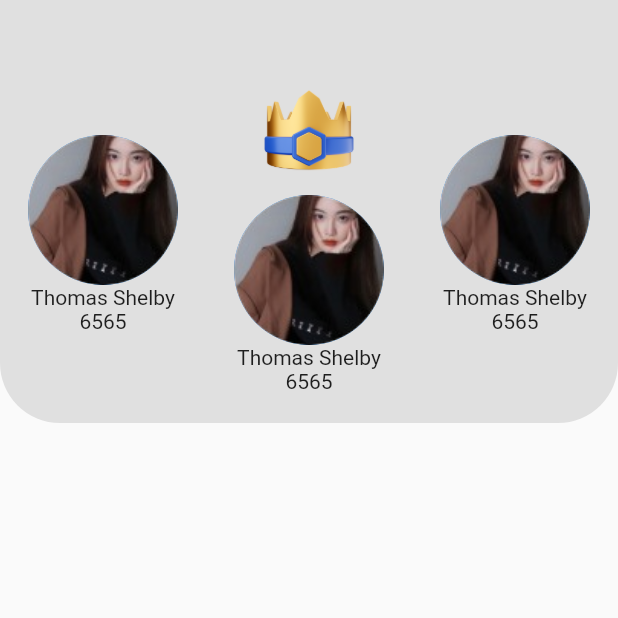
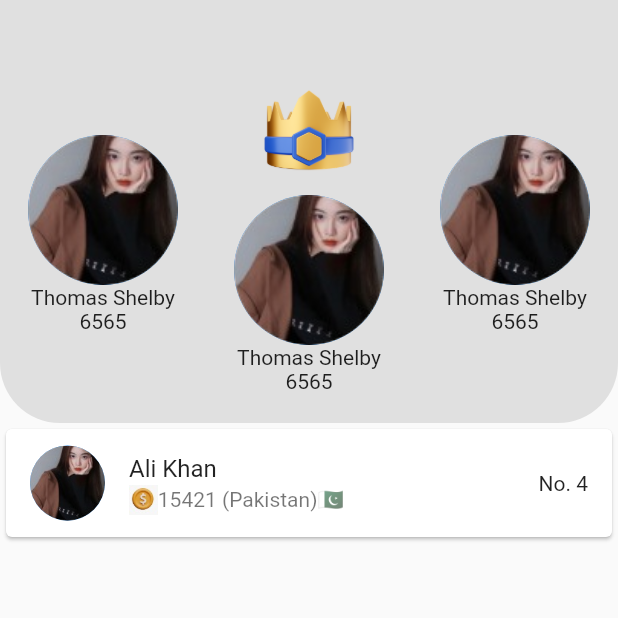
Before and after one commit to mudassir060/EarnFlow, a Flutter app: the LeaderboardScreen screen opened directly, on a phone screen of 412 x 824 dp, the top half of it. Run offline on Flutter 3.47's test engine with Material 2 defaults, Android fonts, the light colour scheme and no system bars; missing offline and left inert: circular_bottom_navigation.

Commit message:
leaderBoard list tile

```diff
--- a/lib/Screens/Leaderboard/LeaderboardScreen.dart
+++ b/lib/Screens/Leaderboard/LeaderboardScreen.dart
@@ -33,20 +33,41 @@ class _LeaderboardScreenState extends State<LeaderboardScreen> {
               child: Row(
                 mainAxisAlignment: MainAxisAlignment.spaceAround,
                 children: [
-                 topImg("Thomas Shelby",6565)
-           ,       Column(
+                  topImg("Thomas Shelby", 6565),
+                  Column(
                     children: [
                       Image.asset(
                         goldCrown,
                         width: 80,
                       ),
-                 topImg("Thomas Shelby",6565)
+                      topImg("Thomas Shelby", 6565)
                     ],
                   ),
-                 topImg("Thomas Shelby",6565)
+                  topImg("Thomas Shelby", 6565)
                 ],
               ),
             ),
+            Card(
+              child: ListTile(
+                leading: const CircleAvatar(
+                  backgroundImage: AssetImage(
+                    profile,
+                  ),
+                  radius: 25,
+                ),
+                title: const Text("Ali Khan"),
+                subtitle: Row(
+                  children: [
+                    Image.asset(
+                      gold_coin,
+                      height: 20,
+                    ),
+                    const Text("15421 (Pakistan)🇵🇰"),
+                  ],
+                ),
+                trailing: const Text("No. 4"),
+              ),
+            )
           ],
         ),
       ),
@@ -56,7 +77,7 @@ class _LeaderboardScreenState extends State<LeaderboardScreen> {
 
 Widget topImg(name, point) {
   return Column(
-    children:  [
+    children: [
       const CircleAvatar(
         backgroundImage: AssetImage(
           profile,
```
